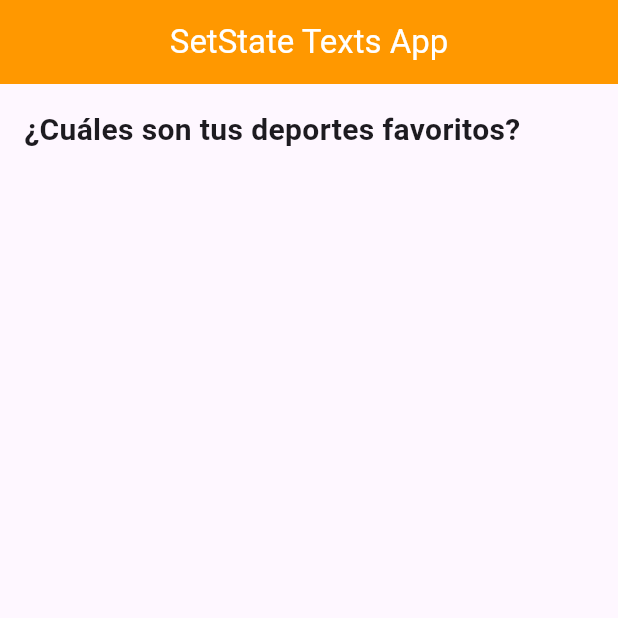
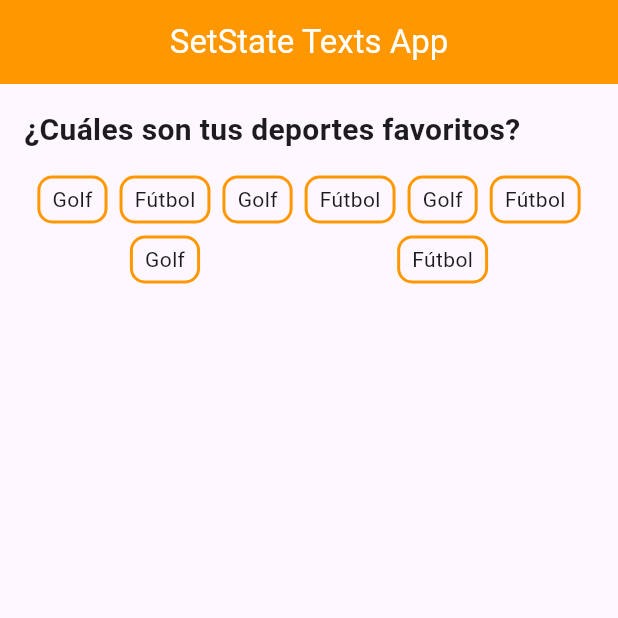
Before and after one commit to fr4nsgallegos/statefullG10, a Flutter app: the screen it shows after launch, on a phone screen of 412 x 824 dp, the top half of it. Run offline on Flutter 3.47's test engine with Material 3 defaults, Android fonts, the phone set to English and light mode, and no system bars.

Commit message:
pasando el container a una funcion

```diff
--- a/lib/pages/favorite_deports_page.dart
+++ b/lib/pages/favorite_deports_page.dart
@@ -7,6 +7,18 @@ class FavoriteDeportsPage extends StatefulWidget {
 }
 
 class _FavoriteDeportsPageState extends State<FavoriteDeportsPage> {
+  Widget buildDeporteContainer(String deporte) {
+    return Container(
+      padding: EdgeInsets.symmetric(horizontal: 8, vertical: 4),
+      decoration: BoxDecoration(
+        borderRadius: BorderRadius.circular(10),
+        border: Border.all(color: Colors.orange, width: 2),
+        // color: Colors.orange,
+      ),
+      child: Text(deporte),
+    );
+  }
+
   @override
   Widget build(BuildContext context) {
     return Scaffold(
@@ -21,11 +33,32 @@ class _FavoriteDeportsPageState extends State<FavoriteDeportsPage> {
       body: Padding(
         padding: EdgeInsets.all(16),
         child: Column(
+          crossAxisAlignment: CrossAxisAlignment.start,
           children: [
             Text(
               "¿Cuáles son tus deportes favoritos?",
               style: tituloStyle,
             ),
+            SizedBox(
+              height: 16,
+            ),
+            Center(
+              child: Wrap(
+                spacing: 8, //ESPACIADO HORIZONTAL ENTRE ELEMENTOS
+                runSpacing: 8, //ESPACIADO VERTICAL ENTRE FILAS
+                alignment: WrapAlignment.spaceAround,
+                children: [
+                  buildDeporteContainer("Golf"),
+                  buildDeporteContainer("Fútbol"),
+                  buildDeporteContainer("Golf"),
+                  buildDeporteContainer("Fútbol"),
+                  buildDeporteContainer("Golf"),
+                  buildDeporteContainer("Fútbol"),
+                  buildDeporteContainer("Golf"),
+                  buildDeporteContainer("Fútbol"),
+                ],
+              ),
+            )
           ],
         ),
       ),
```
